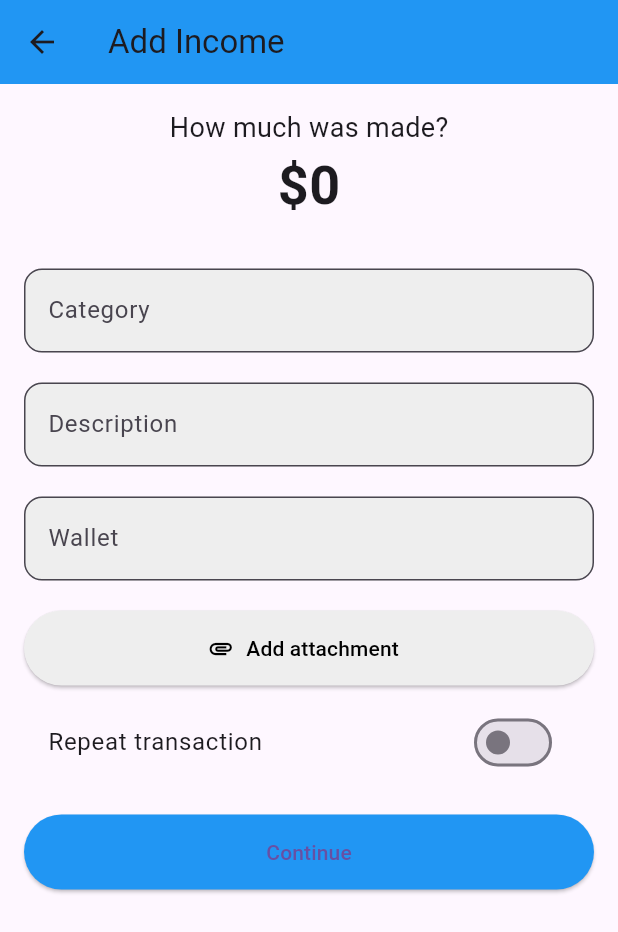
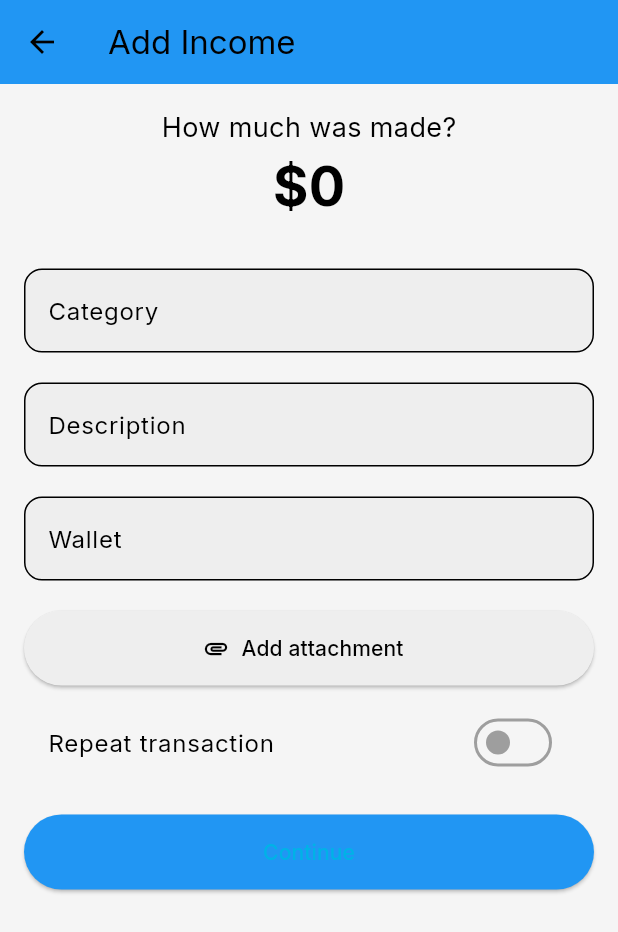
Before and after one commit to eldadgishinge/spendwise, a Flutter app: the HomePage screen opened by its route, after a tap on "Income", on a phone screen of 412 x 824 dp. Shown: the top 932 px of the screen. Run offline on Flutter 3.47's test engine with Material 3 defaults, Android fonts, the phone set to English and light mode, and no system bars; our stand-ins replace google_fonts.

Commit message:
Add google_fonts and fix key issues

```diff
--- a/lib/home_page.dart
+++ b/lib/home_page.dart
@@ -3,11 +3,13 @@
 import 'add_expense.dart';
 
 class HomePage extends StatelessWidget {
+  const HomePage({super.key});
+
   @override
   Widget build(BuildContext context) {
     return Scaffold(
       appBar: AppBar(
-        title: Text('Spendwise'),
+        title: const Text('Spendwise'),
       ),
       body: Padding(
         padding: const EdgeInsets.all(16.0),
@@ -25,31 +27,31 @@
             MaterialPageRoute(builder: (context) => AddExpensePage()),
           );
         },
-        backgroundColor: Color(0xFFFF8D6C),
-        child: Icon(Icons.add),
+        backgroundColor: const Color(0xFFFF8D6C),
+        child: const Icon(Icons.add),
       ),
       floatingActionButtonLocation: FloatingActionButtonLocation.centerDocked,
       bottomNavigationBar: BottomAppBar(
-        shape: CircularNotchedRectangle(),
+        shape: const CircularNotchedRectangle(),
         notchMargin: 6.0,
         child: Row(
           mainAxisAlignment: MainAxisAlignment.spaceBetween,
           children: <Widget>[
             IconButton(
-              icon: Icon(Icons.home),
+              icon: const Icon(Icons.home),
               onPressed: () {},
             ),
             IconButton(
-              icon: Icon(Icons.insert_chart),
+              icon: const Icon(Icons.insert_chart),
               onPressed: () {},
             ),
-            SizedBox(width: 40), // The dummy child
+            const SizedBox(width: 40),
             IconButton(
-              icon: Icon(Icons.folder),
+              icon: const Icon(Icons.folder),
               onPressed: () {},
             ),
             IconButton(
-              icon: Icon(Icons.person),
+              icon: const Icon(Icons.person),
               onPressed: () {},
             ),
           ],
@@ -61,7 +63,7 @@
   Widget _buildBalanceCard(BuildContext context) {
     return Card(
       child: Container(
-        decoration: BoxDecoration(
+        decoration: const BoxDecoration(
           gradient: LinearGradient(
             colors: [Color(0xFF00B2E7), Color(0xFFFF8D6C)],
             begin: Alignment.topLeft,
@@ -71,8 +73,13 @@
         padding: const EdgeInsets.all(16.0),
         child: Column(
           children: [
-            Text('Total Balance', style: TextStyle(fontSize: 18, color: Colors.white)),
-            Text('\$3800', style: TextStyle(fontSize: 36, fontWeight: FontWeight.bold, color: Colors.white)),
+            const Text('Total Balance',
+                style: TextStyle(fontSize: 18, color: Colors.white)),
+            const Text('\$3800',
+                style: TextStyle(
+                    fontSize: 36,
+                    fontWeight: FontWeight.bold,
+                    color: Colors.white)),
             Row(
               mainAxisAlignment: MainAxisAlignment.spaceBetween,
               children: [
@@ -83,11 +90,15 @@
                       MaterialPageRoute(builder: (context) => AddIncomePage()),
                     );
                   },
-                  child: Column(
+                  child: const Column(
                     children: [
-                      Icon(Icons.arrow_upward, color: Color(0xFFFF8D6C), size: 32),
-                      Text('Income', style: TextStyle(fontSize: 16, color: Colors.white)),
-                      Text('\$5000', style: TextStyle(fontSize: 20, color: Color(0xFFFF8D6C))),
+                      Icon(Icons.arrow_upward,
+                          color: Color(0xFFFF8D6C), size: 32),
+                      Text('Income',
+                          style: TextStyle(fontSize: 16, color: Colors.white)),
+                      Text('\$5000',
+                          style: TextStyle(
+                              fontSize: 20, color: Color(0xFFFF8D6C))),
                     ],
                   ),
                 ),
@@ -98,11 +109,15 @@
                       MaterialPageRoute(builder: (context) => AddExpensePage()),
                     );
                   },
-                  child: Column(
+                  child: const Column(
                     children: [
-                      Icon(Icons.arrow_downward, color: Color(0xFFFF8D6C), size: 32),
-                      Text('Expenses', style: TextStyle(fontSize: 16, color: Colors.white)),
-                      Text('\$1200', style: TextStyle(fontSize: 20, color: Color(0xFFFF8D6C))),
+                      Icon(Icons.arrow_downward,
+                          color: Color(0xFFFF8D6C), size: 32),
+                      Text('Expenses',
+                          style: TextStyle(fontSize: 16, color: Colors.white)),
+                      Text('\$1200',
+                          style: TextStyle(
+                              fontSize: 20, color: Color(0xFFFF8D6C))),
                     ],
                   ),
                 ),
@@ -117,7 +132,7 @@
   Widget _buildRecentTransactions() {
     return Expanded(
       child: ListView(
-        children: [
+        children: const [
           ListTile(
             leading: Icon(Icons.shopping_bag, color: Colors.orange),
             title: Text('Shopping'),
--- a/lib/login.dart
+++ b/lib/login.dart
@@ -2,6 +2,7 @@
 import 'home_page.dart'; // Ensure HomePage is imported
 
 class LoginPage extends StatelessWidget {
+  const LoginPage({super.key});
   @override
   Widget build(BuildContext context) {
     return Scaffold(
--- a/lib/signup.dart
+++ b/lib/signup.dart
@@ -1,6 +1,8 @@
 import 'package:flutter/material.dart';
 
 class SignUpPage extends StatelessWidget {
+  const SignUpPage({super.key});
+
   @override
   Widget build(BuildContext context) {
     return Scaffold(
@@ -36,7 +38,7 @@
                 minimumSize: const Size(double.infinity, 50),
                 backgroundColor: const Color(0xFF00B2E7),
               ),
-              child: const Text('Sign Up'),
+              child: const Text('Sign Up', style: TextStyle(color: Colors.white)),
             ),
             const SizedBox(height: 20),
             const Text('Or continue with'),
--- a/pubspec.yaml
+++ b/pubspec.yaml
@@ -34,6 +34,7 @@
   # The following adds the Cupertino Icons font to your application.
   # Use with the CupertinoIcons class for iOS style icons.
   cupertino_icons: ^1.0.6
+  google_fonts: ^6.2.1
 
 dev_dependencies:
   flutter_test:
```
Also changed, not shown: lib/main.dart (+18 -7 lines), pubspec.lock, 1 other file.
